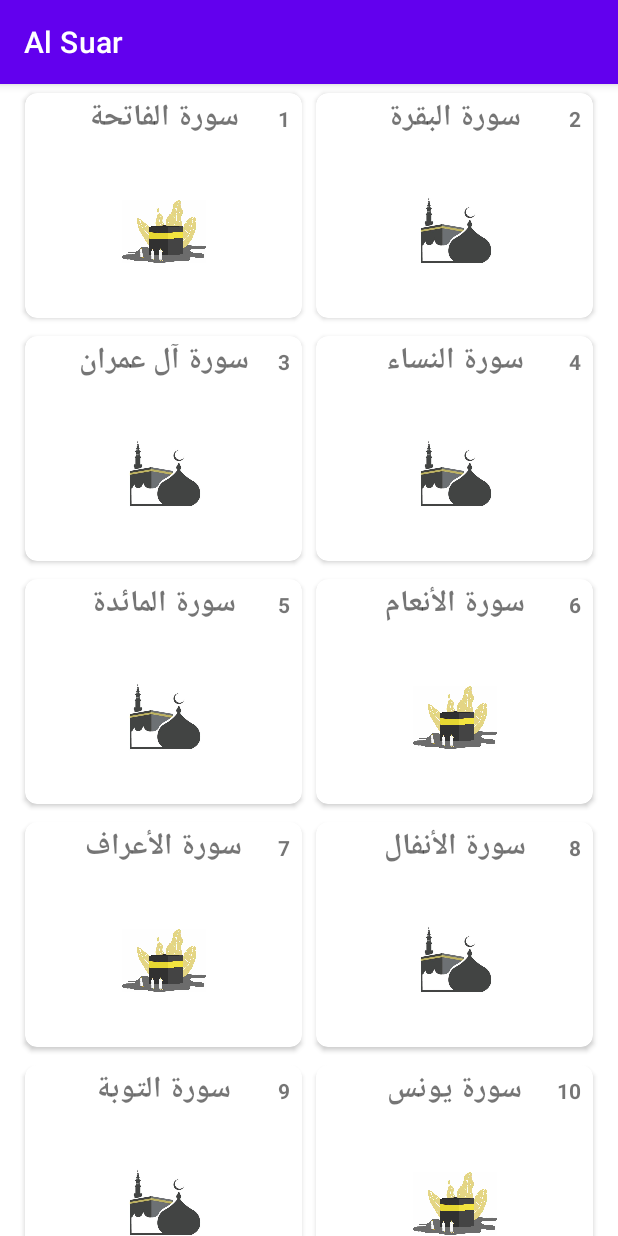
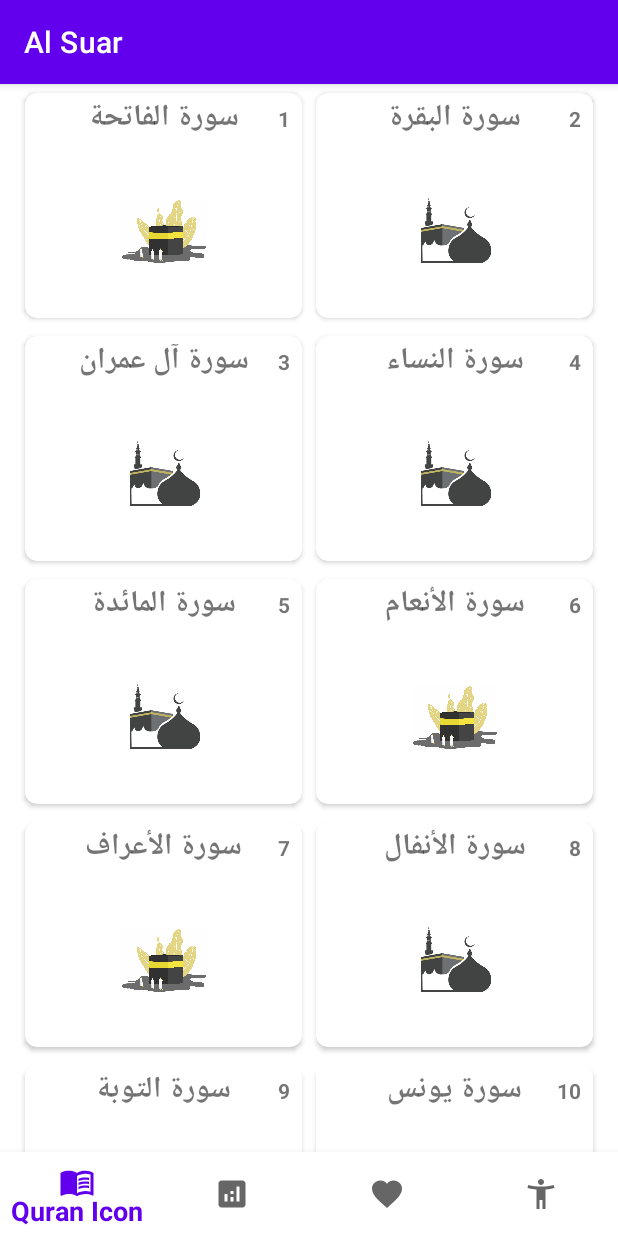
Before and after one commit to 3li-7assan-Dev1712/HafizAlQuran, an Android app: the screen it shows after launch (MainActivity), on a phone screen of 412 x 824 dp. Run offline under Robolectric (Android 15) with nearby library versions, the phone set to English and light mode, and no system bars; our stand-ins replace Dagger/Hilt's generated code, Room's generated code, navigation-ui.

Commit message:
added a bottom navigation view

```diff
--- a/app/src/main/java/app/netlify/dev_ali_hassan/hafizalquran/ui/MainActivity.kt
+++ b/app/src/main/java/app/netlify/dev_ali_hassan/hafizalquran/ui/MainActivity.kt
@@ -5,8 +5,10 @@ import android.os.Bundle
 import androidx.navigation.NavController
 import androidx.navigation.fragment.NavHostFragment
 import androidx.navigation.fragment.findNavController
+import androidx.navigation.ui.NavigationUI
 import androidx.navigation.ui.setupActionBarWithNavController
 import app.netlify.dev_ali_hassan.hafizalquran.R
+import com.google.android.material.bottomnavigation.BottomNavigationView
 import dagger.hilt.android.AndroidEntryPoint
 
 @AndroidEntryPoint
@@ -25,6 +27,12 @@ class MainActivity : AppCompatActivity() {
 
     }
 
+    override fun onStart() {
+        super.onStart()
+        val navHostFragment = supportFragmentManager.findFragmentById(R.id.nav_host_fragment) as NavHostFragment
+        val bottomNav: BottomNavigationView = findViewById(R.id.bottom_nav)
+        NavigationUI.setupWithNavController(bottomNav, navController)
+    }
     override fun onSupportNavigateUp(): Boolean {
         return navController.navigateUp() || super.onSupportNavigateUp()
     }
--- /dev/null
+++ b/app/src/main/res/drawable/ic_analytics.xml
@@ -0,0 +1,10 @@
+<vector xmlns:android="http://schemas.android.com/apk/res/android"
+    android:width="24dp"
+    android:height="24dp"
+    android:viewportWidth="24"
+    android:viewportHeight="24"
+    android:tint="?attr/colorControlNormal">
+  <path
+      android:fillColor="@android:color/white"
+      android:pathData="M19,3L5,3c-1.1,0 -2,0.9 -2,2v14c0,1.1 0.9,2 2,2h14c1.1,0 2,-0.9 2,-2L21,5c0,-1.1 -0.9,-2 -2,-2zM9,17L7,17v-5h2v5zM13,17h-2v-3h2v3zM13,12h-2v-2h2v2zM17,17h-2L15,7h2v10z"/>
+</vector>
--- /dev/null
+++ b/app/src/main/res/drawable/ic_best_active_reader.xml
@@ -0,0 +1,10 @@
+<vector xmlns:android="http://schemas.android.com/apk/res/android"
+    android:width="24dp"
+    android:height="24dp"
+    android:viewportWidth="24"
+    android:viewportHeight="24"
+    android:tint="?attr/colorControlNormal">
+  <path
+      android:fillColor="@android:color/white"
+      android:pathData="M20.5,6c-2.61,0.7 -5.67,1 -8.5,1s-5.89,-0.3 -8.5,-1L3,8c1.86,0.5 4,0.83 6,1v13h2v-6h2v6h2V9c2,-0.17 4.14,-0.5 6,-1l-0.5,-2zM12,6c1.1,0 2,-0.9 2,-2s-0.9,-2 -2,-2 -2,0.9 -2,2 0.9,2 2,2z"/>
+</vector>
--- /dev/null
+++ b/app/src/main/res/drawable/ic_favorite.xml
@@ -0,0 +1,10 @@
+<vector xmlns:android="http://schemas.android.com/apk/res/android"
+    android:width="24dp"
+    android:height="24dp"
+    android:viewportWidth="24"
+    android:viewportHeight="24"
+    android:tint="?attr/colorControlNormal">
+  <path
+      android:fillColor="@android:color/white"
+      android:pathData="M12,21.35l-1.45,-1.32C5.4,15.36 2,12.28 2,8.5 2,5.42 4.42,3 7.5,3c1.74,0 3.41,0.81 4.5,2.09C13.09,3.81 14.76,3 16.5,3 19.58,3 22,5.42 22,8.5c0,3.78 -3.4,6.86 -8.55,11.54L12,21.35z"/>
+</vector>
--- /dev/null
+++ b/app/src/main/res/drawable/ic_quran_book.xml
@@ -0,0 +1,19 @@
+<vector xmlns:android="http://schemas.android.com/apk/res/android"
+    android:width="24dp"
+    android:height="24dp"
+    android:viewportWidth="24"
+    android:viewportHeight="24"
+    android:tint="?attr/colorControlNormal">
+  <path
+      android:fillColor="@android:color/white"
+      android:pathData="M21,5c-1.11,-0.35 -2.33,-0.5 -3.5,-0.5c-1.95,0 -4.05,0.4 -5.5,1.5c-1.45,-1.1 -3.55,-1.5 -5.5,-1.5S2.45,4.9 1,6v14.65c0,0.25 0.25,0.5 0.5,0.5c0.1,0 0.15,-0.05 0.25,-0.05C3.1,20.45 5.05,20 6.5,20c1.95,0 4.05,0.4 5.5,1.5c1.35,-0.85 3.8,-1.5 5.5,-1.5c1.65,0 3.35,0.3 4.75,1.05c0.1,0.05 0.15,0.05 0.25,0.05c0.25,0 0.5,-0.25 0.5,-0.5V6C22.4,5.55 21.75,5.25 21,5zM21,18.5c-1.1,-0.35 -2.3,-0.5 -3.5,-0.5c-1.7,0 -4.15,0.65 -5.5,1.5V8c1.35,-0.85 3.8,-1.5 5.5,-1.5c1.2,0 2.4,0.15 3.5,0.5V18.5z"/>
+  <path
+      android:fillColor="@android:color/white"
+      android:pathData="M17.5,10.5c0.88,0 1.73,0.09 2.5,0.26V9.24C19.21,9.09 18.36,9 17.5,9c-1.7,0 -3.24,0.29 -4.5,0.83v1.66C14.13,10.85 15.7,10.5 17.5,10.5z"/>
+  <path
+      android:fillColor="@android:color/white"
+      android:pathData="M13,12.49v1.66c1.13,-0.64 2.7,-0.99 4.5,-0.99c0.88,0 1.73,0.09 2.5,0.26V11.9c-0.79,-0.15 -1.64,-0.24 -2.5,-0.24C15.8,11.66 14.26,11.96 13,12.49z"/>
+  <path
+      android:fillColor="@android:color/white"
+      android:pathData="M17.5,14.33c-1.7,0 -3.24,0.29 -4.5,0.83v1.66c1.13,-0.64 2.7,-0.99 4.5,-0.99c0.88,0 1.73,0.09 2.5,0.26v-1.52C19.21,14.41 18.36,14.33 17.5,14.33z"/>
+</vector>
--- a/app/src/main/res/layout/activity_main.xml
+++ b/app/src/main/res/layout/activity_main.xml
@@ -5,6 +5,7 @@
     android:layout_width="match_parent"
     android:layout_height="match_parent"
     tools:context=".ui.MainActivity">
+
 
     <androidx.fragment.app.FragmentContainerView
         android:id="@+id/nav_host_fragment"
@@ -14,4 +15,16 @@
         app:defaultNavHost="true"
         app:navGraph="@navigation/nav_graph" />
 
+    <com.google.android.material.bottomnavigation.BottomNavigationView
+        android:id="@+id/bottom_nav"
+        android:layout_width="match_parent"
+        android:layout_height="wrap_content"
+        app:itemTextAppearanceActive="?android:textAppearanceMedium"
+        app:labelVisibilityMode="selected"
+        app:layout_constraintBottom_toBottomOf="parent"
+        app:layout_constraintEnd_toEndOf="parent"
+        app:layout_constraintStart_toStartOf="parent"
+        app:menu="@menu/menu"
+        tools:visibility="visible" />
+
 </androidx.constraintlayout.widget.ConstraintLayout>
--- /dev/null
+++ b/app/src/main/res/menu/menu.xml
@@ -0,0 +1,20 @@
+<?xml version="1.0" encoding="utf-8"?>
+<menu xmlns:android="http://schemas.android.com/apk/res/android">
+
+    <item
+        android:id="@+id/allSurahsFragment"
+        android:icon="@drawable/ic_quran_book"
+        android:title="@string/quranIcon" />
+    <item
+        android:id="@+id/analyticsFragment"
+        android:icon="@drawable/ic_analytics"
+        android:title="@string/analyticsIcon" />
+    <item
+        android:id="@+id/favoritesFragment"
+        android:icon="@drawable/ic_favorite"
+        android:title="@string/favorites" />
+    <item
+        android:id="@+id/bestActiveReader"
+        android:icon="@drawable/ic_best_active_reader"
+        android:title="@string/activeReader" />
+</menu>
--- a/app/src/main/res/values/strings.xml
+++ b/app/src/main/res/values/strings.xml
@@ -6,4 +6,8 @@
     <string name="ok">OK</string>
     <string name="memorize_fragment_title">Page Number %s</string>
     <string name="remaining_ayahs_indicator_msg">Downloading %s ayahs…</string>
+    <string name="quranIcon">Quran Icon</string>
+    <string name="analyticsIcon">Analytics</string>
+    <string name="favorites">Favorite</string>
+    <string name="activeReader">Active Reader</string>
 </resources>
```
